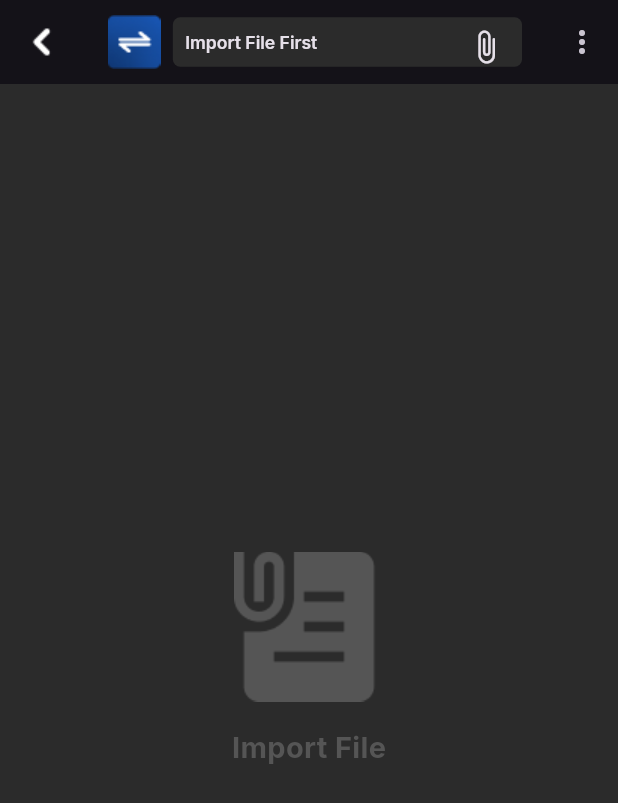
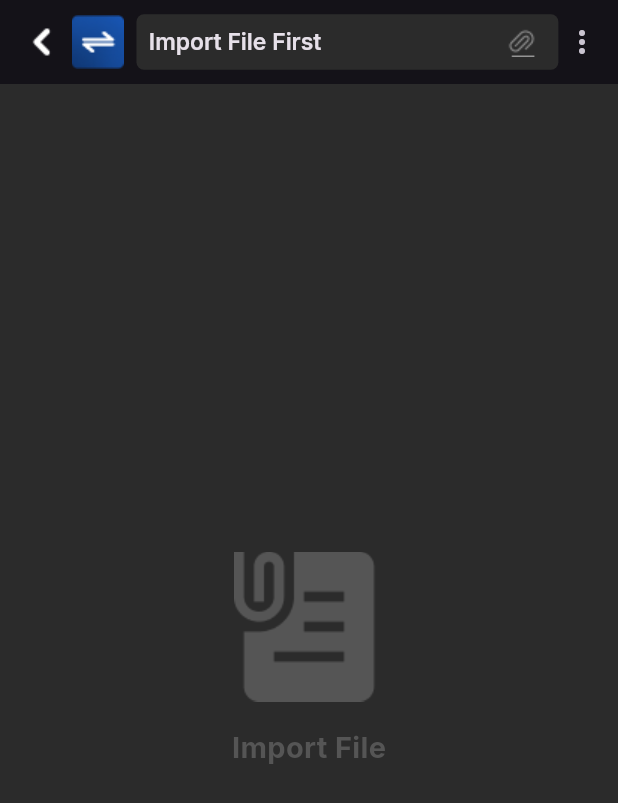
Before and after one commit to iDevCraft/Text-Converter, a Flutter app: the screen it shows after launch, after a tap on an icon or button, on a phone screen of 412 x 824 dp. Shown: the top 803 px of the screen. Run offline on Flutter 3.47's test engine with Material 3 defaults, Android fonts, the phone set to English and light mode, and no system bars; our stand-ins replace device_info_plus, google_fonts, permission_handler, responsive_sizer; missing offline and left inert: external_path, google_mlkit_text_recognition, photo_manager.

Commit message:
UI improvements and attach file icon integration
Added attach_file.png asset and integrated it into the import file workflow. Improved UI consistency by adjusting title spacing, icon sizes, and colors across multiple screens. Updated AndroidManifest.xml with enableOnBackInvokedCallback and formatted permissions. Enhanced custom bottom sheet behavior and tab indicator style.

```diff
--- a/lib/helper/string_images.dart
+++ b/lib/helper/string_images.dart
@@ -9,6 +9,7 @@ String tick = "assets/image/tick.png";
 String convert = "assets/image/convert_vector.png";
 String copytext = "assets/image/copytext_ventor.png";
 String back = "assets/image/back.png";
+String attachFile = "assets/image/attach_file.png";
 
 // Colors
 
--- a/lib/screens/fetch_file.dart
+++ b/lib/screens/fetch_file.dart
@@ -52,6 +52,7 @@ class _FetchFileState extends State<FetchFile> {
   Widget build(BuildContext context) {
     return Scaffold(
       appBar: AppBar(
+        titleSpacing: 0.w,
         leading: IconButton(
           onPressed: () {
             setState(() {
--- a/lib/screens/import_file.dart
+++ b/lib/screens/import_file.dart
@@ -2,7 +2,6 @@ import 'package:flutter/material.dart';
 import 'package:google_fonts/google_fonts.dart';
 import 'package:responsive_sizer/responsive_sizer.dart';
 import 'package:text_converter/helper/string_images.dart';
-import 'package:text_converter/widgets/customDialogBox.dart';
 import 'package:text_converter/widgets/custom_bottomsheet.dart';
 
 class ImportFile extends StatefulWidget {
@@ -23,11 +22,11 @@ class _ImportFileState extends State<ImportFile> {
           },
           icon: Image.asset(back),
         ),
+        titleSpacing: -2.w,
         title: SizedBox(
           width: double.infinity,
           child: Column(
             mainAxisAlignment: MainAxisAlignment.start,
-            crossAxisAlignment: CrossAxisAlignment.start,
             children: [
               Row(
                 mainAxisAlignment: MainAxisAlignment.start,
@@ -41,7 +40,7 @@ class _ImportFileState extends State<ImportFile> {
                         borderRadius: BorderRadius.circular(5),
                         color: Color(0xFF2b2b2b),
                       ),
-                      height: 4.h,
+                      height: 4.5.h,
 
                       child: Row(
                         mainAxisAlignment: MainAxisAlignment.start,
@@ -52,7 +51,7 @@ class _ImportFileState extends State<ImportFile> {
                             child: Text(
                               "Import File First",
                               style: GoogleFonts.inter(
-                                fontSize: 14.sp,
+                                fontSize: 16.sp,
                                 fontWeight: FontWeight.w600,
                               ),
                             ),
@@ -65,7 +64,7 @@ class _ImportFileState extends State<ImportFile> {
                                 customBottomSheet(context: context);
                               });
                             },
-                            icon: Icon(Icons.attach_file_rounded),
+                            icon: Image.asset(attachFile),
                           ),
                         ],
                       ),
@@ -83,16 +82,14 @@ class _ImportFileState extends State<ImportFile> {
         child: Container(
           color: lightGrey,
           width: double.infinity,
-
-          child: InkWell(
+          child: Column(
+            mainAxisAlignment: MainAxisAlignment.center,
+            children: [
+              InkWell(
                 onTap: () {
-              if (!mounted) return;
-              setState(() {
                   customBottomSheet(context: context);
-              });
                 },
                 child: Column(
-              mainAxisAlignment: MainAxisAlignment.center,
                   children: [
                     Image.asset(importFileFirst),
                     SizedBox(height: 2.h),
@@ -107,6 +104,8 @@ class _ImportFileState extends State<ImportFile> {
                   ],
                 ),
               ),
+            ],
+          ),
         ),
       ),
     );
--- a/lib/screens/main_screen.dart
+++ b/lib/screens/main_screen.dart
@@ -17,12 +17,11 @@ class _MainScreenState extends State<MainScreen> {
     return SafeArea(
       child: Scaffold(
         appBar: AppBar(
-          toolbarHeight: 10.h,
           title: Column(
             children: [
               Row(
                 children: [
-                  Image.asset(txt_component, scale: 7.sp),
+                  Image.asset(txt_component, scale: 7.5.sp),
                   SizedBox(width: 2.w),
                   Text(
                     "EXTRACTOR",
@@ -33,17 +32,24 @@ class _MainScreenState extends State<MainScreen> {
                   ),
                 ],
               ),
-              Divider(),
             ],
           ),
           actions: [
-            IconButton(
-              onPressed: () {},
-              icon: Icon(Icons.more_vert, color: Colors.white),
+            PopupMenuButton(
+              color: lightGrey,
+              itemBuilder: (context) => [
+                PopupMenuItem(value: 1, child: Text("Option 1")),
+                PopupMenuItem(value: 2, child: Text("Option 2")),
+              ],
+              onSelected: (value) {
+                // Handle menu selection
+              },
             ),
           ],
         ),
-        body: Center(
+        body: Container(
+          color: lightGrey,
+          child: Center(
             child: Column(
               mainAxisAlignment: MainAxisAlignment.center,
               children: [
@@ -87,6 +93,7 @@ class _MainScreenState extends State<MainScreen> {
             ),
           ),
         ),
+      ),
     );
   }
 }
--- a/lib/screens/resultpage.dart
+++ b/lib/screens/resultpage.dart
@@ -37,6 +37,7 @@ class _ResultpageState extends State<Resultpage> {
 
     return Scaffold(
       appBar: AppBar(
+        titleSpacing: -2.w,
         leading: IconButton(
           onPressed: () {
             setState(() {
@@ -82,7 +83,7 @@ class _ResultpageState extends State<Resultpage> {
                       decoration: BoxDecoration(
                         border: Border.all(
                           color: currentImageIndex == index
-                              ? Colors.teal
+                              ? Colors.blue
                               : Colors.transparent,
                           width: 2,
                         ),
--- a/lib/widgets/custom_bottomsheet.dart
+++ b/lib/widgets/custom_bottomsheet.dart
@@ -11,6 +11,7 @@ Future<void> customBottomSheet({required BuildContext context}) {
   List<Uint8List> selectedImages = [];
 
   return showModalBottomSheet(
+    enableDrag: false,
     useSafeArea: true,
     isScrollControlled: true,
     context: context,
@@ -19,6 +20,7 @@ Future<void> customBottomSheet({required BuildContext context}) {
         length: 2,
         child: Scaffold(
           appBar: AppBar(
+            titleSpacing: -2.w,
             leading: IconButton(
               onPressed: () {
                 Navigator.pop(context);
@@ -66,6 +68,7 @@ Future<void> customBottomSheet({required BuildContext context}) {
                 fontSize: 16.sp,
               ),
             ),
+
             bottom: TabBar(
               labelColor: Colors.white,
               dividerHeight: 0.1,
@@ -74,7 +77,7 @@ Future<void> customBottomSheet({required BuildContext context}) {
                 fontWeight: FontWeight.w800,
               ),
               indicatorColor: Colors.white,
-              indicatorSize: TabBarIndicatorSize.tab,
+              indicatorSize: TabBarIndicatorSize.label,
               indicatorWeight: 2,
               tabs: const [
                 Tab(text: "Images"),
```
Also changed, not shown: assets/image/attach_file.png (added), 1 other file. Lines whose indentation alone changed are shown as unchanged.
